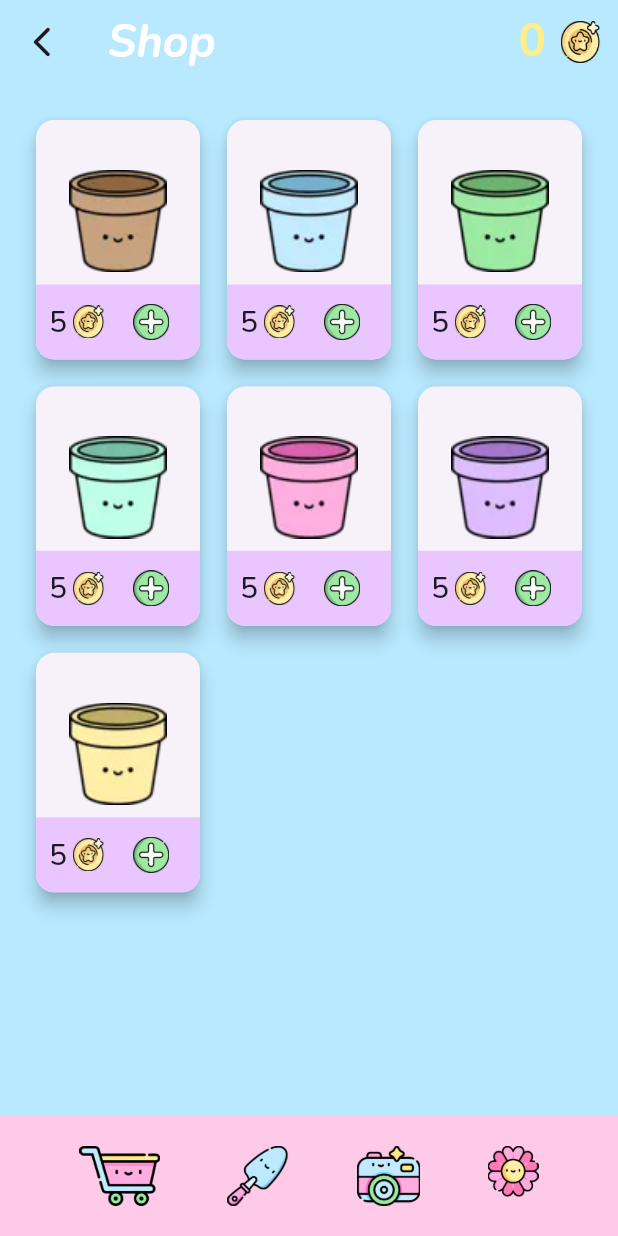
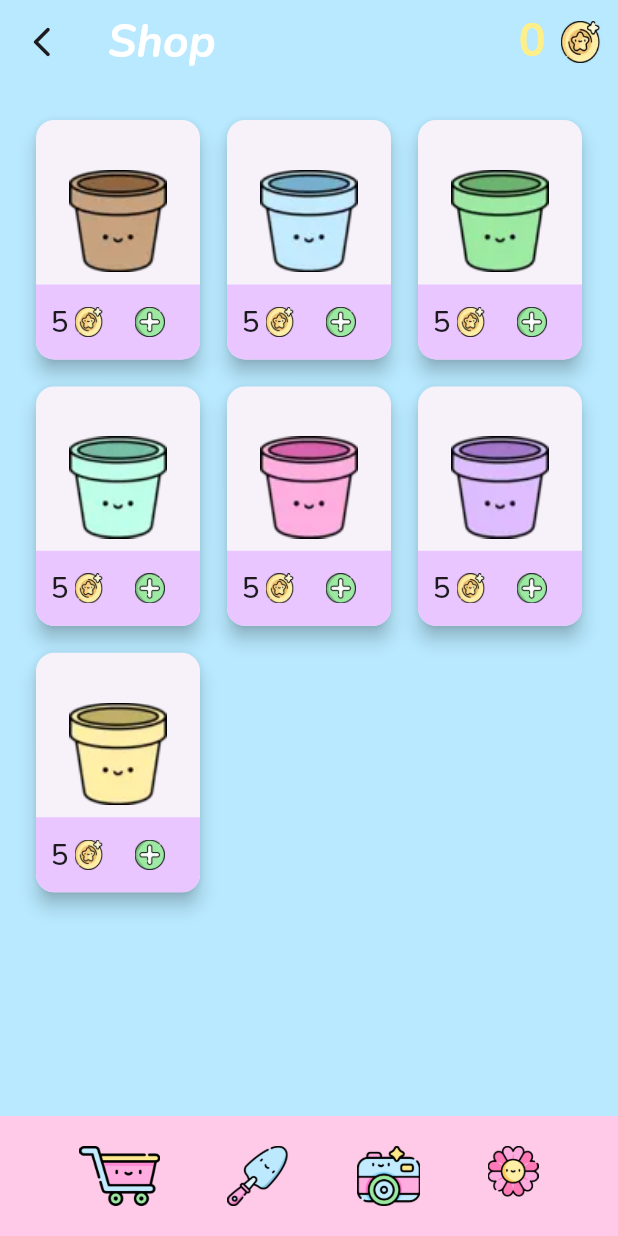
Before and after one commit to LindrothLinus/PicYoureFlower-Original-version, a Flutter app: the Shop screen opened directly, on a phone screen of 412 x 824 dp. Run offline on Flutter 3.47's test engine with Material 3 defaults, Android fonts, the phone set to English and light mode, and no system bars; our stand-ins replace camera, flutter_svg, google_fonts; project files that could hold a hidden picture were left out.

Commit message:
minskade storlek

```diff
--- a/frontend/lib/screens/shop.dart
+++ b/frontend/lib/screens/shop.dart
@@ -96,8 +96,8 @@
                             const SizedBox(width: 4),
                             Image.asset(
                               coinsPath,
-                              height: 22,
-                              width: 22,
+                              height: 20,
+                              width: 20,
                               //fit: BoxFit.contain,
                             ),
                           ],
@@ -114,8 +114,8 @@
                           },
                           icon: Image.asset(
                             addPath,
-                            height: 24,
-                            width: 24,
+                            height: 20,
+                            width: 20,
                             //fit: BoxFit.contain,
                           ),
                         ),
```
